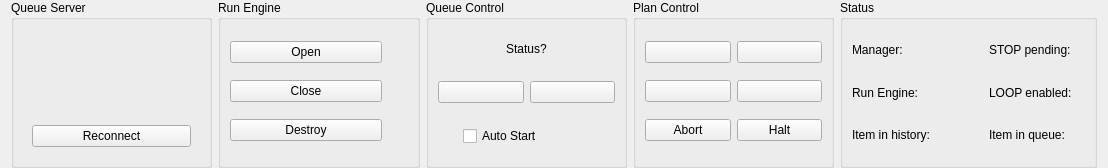
First picture: the form in src/QSview/resources/status.ui, repository BCDA-APS/QSview, before the edit.
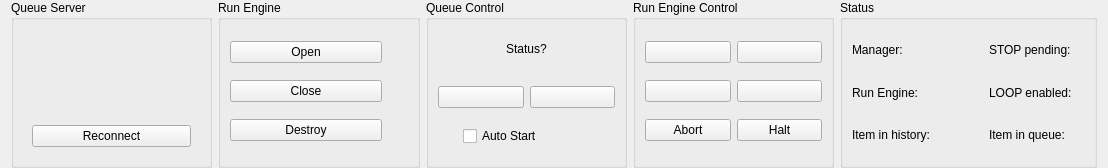
Second picture: the form after the edit. Icons and pictures are not drawn.

```diff
--- a/src/QSview/resources/status.ui
+++ b/src/QSview/resources/status.ui
@@ -227,7 +227,7 @@
           <number>0</number>
          </property>
          <property name="topMargin">
-          <number>0</number>
+          <number>10</number>
          </property>
          <property name="rightMargin">
           <number>0</number>
@@ -278,7 +278,7 @@
    <item>
     <widget class="QGroupBox" name="groupBox_3">
      <property name="title">
-      <string>Plan Control</string>
+      <string>Run Engine Control</string>
      </property>
      <layout class="QGridLayout" name="gridLayout_2">
       <property name="verticalSpacing">
```
Left out of the diff: 3 changed lines with no effect on the pictures.
